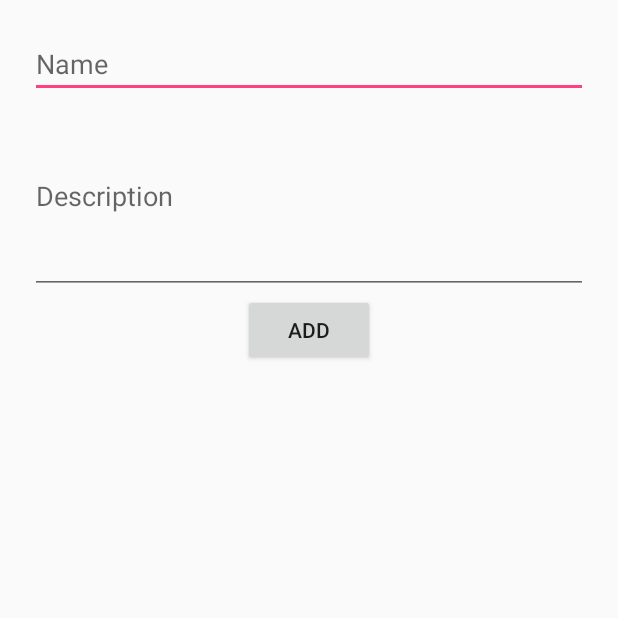
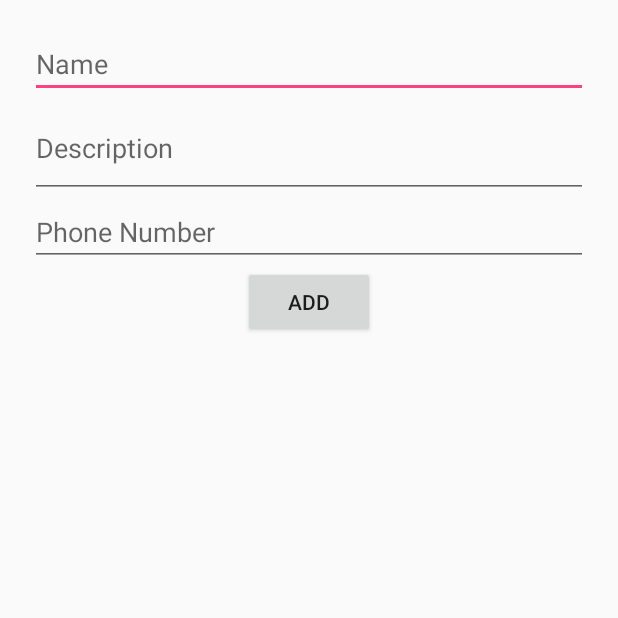
Before and after one commit to KathmanduLivingLabs/ma-mapper, an Android app: the DetailInfo screen opened directly, with no data from a screen before it, after a tap on "ADD INFO", on a phone screen of 412 x 824 dp, the top half of it. Run offline under Robolectric (Android 15) with nearby library versions, the phone set to English and light mode, and no system bars.

```diff
--- a/app/src/main/java/org/kll/app/meromapv1/Database/DatabaseHelper.java
+++ b/app/src/main/java/org/kll/app/meromapv1/Database/DatabaseHelper.java
@@ -17,6 +17,7 @@ public class DatabaseHelper extends SQLiteOpenHelper {
     public static final String _ID = "_id";
     public static final String NAME = "name";
     public static final String DESC = "description";
+    public static final String CONTACT = "contact";
 
     // Database Information
     static final String DB_NAME = "INFORMATION.DB";
@@ -26,7 +27,8 @@ public class DatabaseHelper extends SQLiteOpenHelper {
 
     // Creating table query
     private static final String CREATE_TABLE = "create table " + TABLE_NAME + "(" + _ID
-            + " INTEGER PRIMARY KEY AUTOINCREMENT, " + NAME + " TEXT NOT NULL, " + DESC + " TEXT);";
+            + " INTEGER PRIMARY KEY AUTOINCREMENT, " + NAME + " TEXT NOT NULL, "
+            + DESC + " TEXT, " + CONTACT +" TEXT);";
 
     public DatabaseHelper(Context context) {
         super(context, DB_NAME, null, DB_VERSION);
--- a/app/src/main/java/org/kll/app/meromapv1/Manipulation/DetailInfo.java
+++ b/app/src/main/java/org/kll/app/meromapv1/Manipulation/DetailInfo.java
@@ -20,9 +20,7 @@ public class DetailInfo extends Activity{
      String getName;
      String getDisc;
     private Button ok;
-    private Button edit;
 
-    private DBManager dbManager;
 
 
 
@@ -45,33 +43,11 @@ public class DetailInfo extends Activity{
         textDisctoChange.setText(getDisc);
         ok = (Button) findViewById(R.id.edit_query);
 
-       /* dbManager = new DBManager(this);
-        dbManager.open();
-
-        Log.d("Inserting: ", "Inserting ..");
-        dbManager.insert(getName, getDisc);
-        dbManager.insert("Koteshowr", "School");
-
-        Log.d("reading:","reading ...");
-*/
-
-
         ok.setOnClickListener(new View.OnClickListener(){
 
             @Override
             public void onClick(View v) {
 
-                //newInfo.setInfoName(getName.toString());
-               // newInfo.setInfoDescription(getDisc.toString());
-               //dbHandler.addInformation(newInfo);
-
-                //Toast.makeText(getApplicationContext(), "Name :" + newInfo.getInfoName(), Toast.LENGTH_SHORT).show();
-                /*Intent i = new Intent(DetailInfo.this, MainActivitys.class);
-                i.putExtra("send", "school");
-                startActivity(i);*/
-
-                /*dbManager.insert(getName, getDisc);*/
-              //  Toast.makeText(getApplicationContext(), "ok",Toast.LENGTH_SHORT).show();
 
 
                 Intent add_mem = new Intent(getApplicationContext(), EditActivity.class);
--- a/app/src/main/java/org/kll/app/meromapv1/Manipulation/EditActivity.java
+++ b/app/src/main/java/org/kll/app/meromapv1/Manipulation/EditActivity.java
@@ -12,7 +12,6 @@ import android.widget.EditText;
 import android.widget.TextView;
 
 import org.kll.app.meromapv1.Database.DBManager;
-import org.kll.app.meromapv1.FrontActivity.MainActivitys;
 import org.kll.app.meromapv1.R;
 
 
@@ -22,6 +21,7 @@ public class EditActivity extends Activity implements View.OnClickListener {
     private Button addTodoBtn;
     private EditText subjectEditText;
     private EditText descEditText;
+    private EditText contactEditText;
 
     private DBManager dbManager;
 
@@ -41,8 +41,11 @@ public class EditActivity extends Activity implements View.OnClickListener {
 
 
 
+
         subjectEditText = (EditText) findViewById(R.id.subject_edittext);
-       descEditText = (EditText) findViewById(R.id.description_edittext);
+        descEditText = (EditText) findViewById(R.id.description_edittext);
+        contactEditText = (EditText) findViewById(R.id.description_editcontact);
+
         subjectEditText.setText(getName);
         descEditText.setText(getDisc);
 
@@ -60,8 +63,9 @@ public class EditActivity extends Activity implements View.OnClickListener {
 
                 final String name = subjectEditText.getText().toString();
                 final String desc = descEditText.getText().toString();
+                final String cont = contactEditText.getText().toString();
 
-                dbManager.insert(name, desc);
+                dbManager.insert(name, desc, cont);
 
                 Intent main = new Intent(EditActivity.this, ListActivity.class)
                         .setFlags(Intent.FLAG_ACTIVITY_CLEAR_TOP);
@@ -71,10 +75,4 @@ public class EditActivity extends Activity implements View.OnClickListener {
         }
     }
 
-    @Override
-    public void onBackPressed() {
-        super.onBackPressed();
-        startActivity(new Intent(EditActivity.this, MainActivitys.class));
-        finish();
-    }
 }
--- a/app/src/main/res/layout/activity_edit.xml
+++ b/app/src/main/res/layout/activity_edit.xml
@@ -19,10 +19,19 @@
         android:id="@+id/description_edittext"
         android:layout_width="match_parent"
         android:layout_height="wrap_content"
-        android:ems="10"
+        android:ems="5"
         android:hint="@string/enter_desc"
         android:inputType="textMultiLine"
-        android:minLines="5" >
+        android:minLines="2">
+    </EditText>
+    <EditText
+        android:id="@+id/description_editcontact"
+        android:layout_width="match_parent"
+        android:layout_height="wrap_content"
+        android:ems="10"
+        android:hint="@string/enter_contact"
+        android:inputType="textMultiLine"
+        >
     </EditText>
 
     <Button
--- a/app/src/main/res/values/strings.xml
+++ b/app/src/main/res/values/strings.xml
@@ -23,4 +23,5 @@
     <string name="enter_desc">Description</string>
     <string name="btn_update">Update</string>
     <string name="btn_delete">Delete</string>
+    <string name="enter_contact">Phone Number</string>
 </resources>
```
Also changed, not shown: app/src/main/java/org/kll/app/meromapv1/Database/DBManager.java (+9 -4 lines), app/src/main/java/org/kll/app/meromapv1/FrontActivity/MainActivitys.java (+9 -3 lines), app/src/main/java/org/kll/app/meromapv1/Manipulation/ListActivity.java (+6 -2 lines), app/src/main/java/org/kll/app/meromapv1/Manipulation/ModifyActivity.java (+7 -2 lines), app/src/main/res/layout/list_activity.xml (+13 -0 lines).
